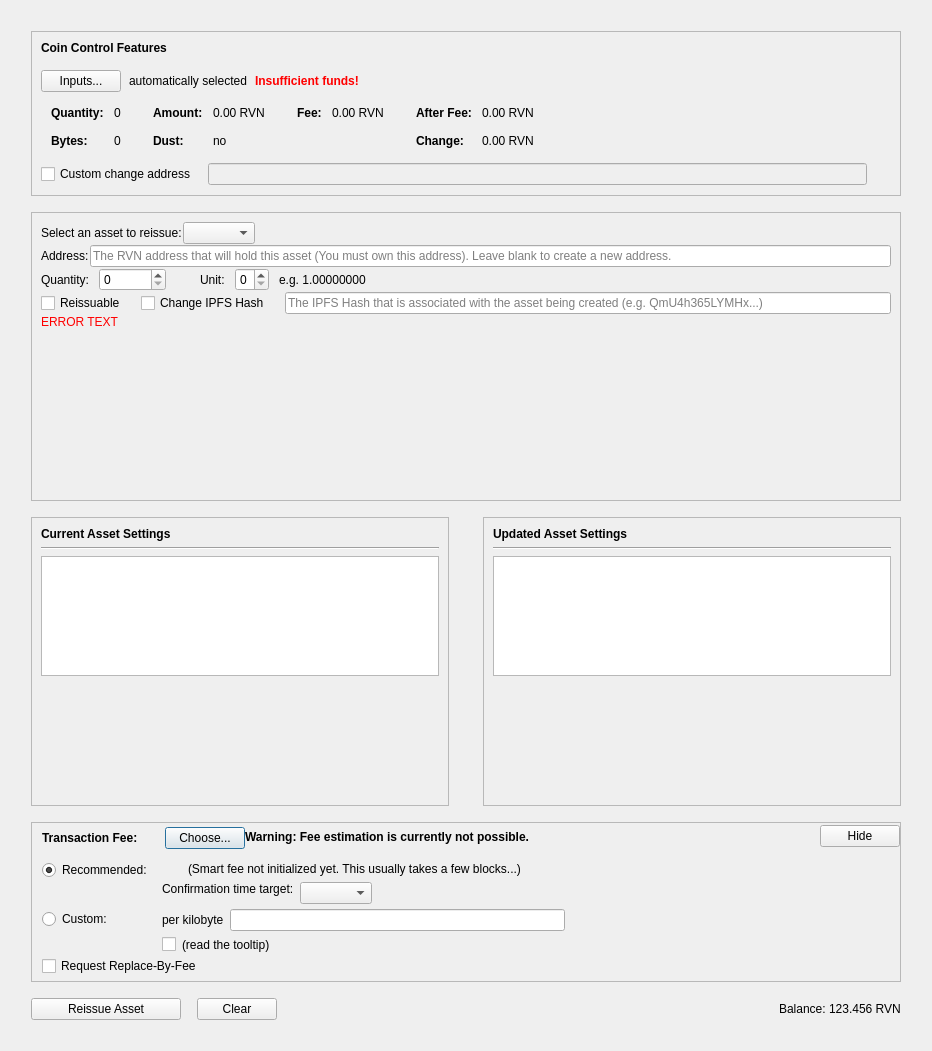
Before: the Qt Designer form src/qt/forms/reissueassetdialog.ui in blondfrogs/Ravencoin, drawn with Qt 5.
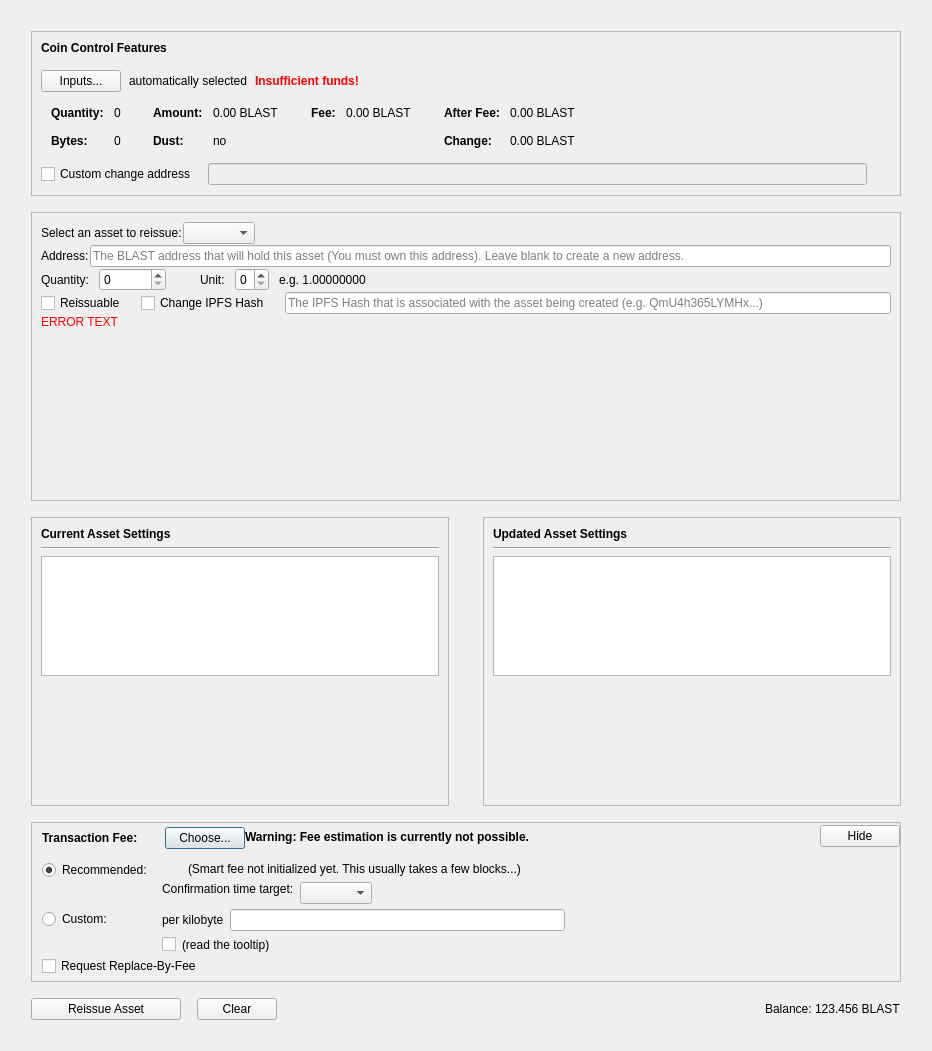
After: the same form once the commit is applied. Custom widgets are drawn as their Qt base class.

Commit message: Branding: BLAST

Diff of the .ui file:
```diff
--- a/src/qt/forms/reissueassetdialog.ui
+++ b/src/qt/forms/reissueassetdialog.ui
@@ -320,7 +320,7 @@
                     <enum>Qt::ActionsContextMenu</enum>
                    </property>
                    <property name="text">
-                    <string notr="true">0.00 RVN</string>
+                    <string notr="true">0.00 BLAST</string>
                    </property>
                    <property name="textInteractionFlags">
                     <set>Qt::LinksAccessibleByMouse|Qt::TextSelectableByKeyboard|Qt::TextSelectableByMouse</set>
@@ -400,7 +400,7 @@
                     <enum>Qt::ActionsContextMenu</enum>
                    </property>
                    <property name="text">
-                    <string notr="true">0.00 RVN</string>
+                    <string notr="true">0.00 BLAST</string>
                    </property>
                    <property name="textInteractionFlags">
                     <set>Qt::LinksAccessibleByMouse|Qt::TextSelectableByKeyboard|Qt::TextSelectableByMouse</set>
@@ -451,7 +451,7 @@
                     <enum>Qt::ActionsContextMenu</enum>
                    </property>
                    <property name="text">
-                    <string notr="true">0.00 RVN</string>
+                    <string notr="true">0.00 BLAST</string>
                    </property>
                    <property name="textInteractionFlags">
                     <set>Qt::LinksAccessibleByMouse|Qt::TextSelectableByKeyboard|Qt::TextSelectableByMouse</set>
@@ -480,7 +480,7 @@
                     <enum>Qt::ActionsContextMenu</enum>
                    </property>
                    <property name="text">
-                    <string notr="true">0.00 RVN</string>
+                    <string notr="true">0.00 BLAST</string>
                    </property>
                    <property name="textInteractionFlags">
                     <set>Qt::LinksAccessibleByMouse|Qt::TextSelectableByKeyboard|Qt::TextSelectableByMouse</set>
@@ -638,7 +638,7 @@
                <string/>
               </property>
               <property name="placeholderText">
-               <string>The RVN address that will hold this asset (You must own this address). Leave blank to create a new address.</string>
+               <string>The BLAST address that will hold this asset (You must own this address). Leave blank to create a new address.</string>
               </property>
              </widget>
             </item>
@@ -1531,7 +1531,7 @@
          <item>
           <widget class="QLabel" name="labelBalance">
            <property name="text">
-            <string>123.456 RVN</string>
+            <string>123.456 BLAST</string>
            </property>
           </widget>
          </item>
```
Left out of the diff: 10 changed lines with no effect on the pictures. The commit also changes 750 other files.
